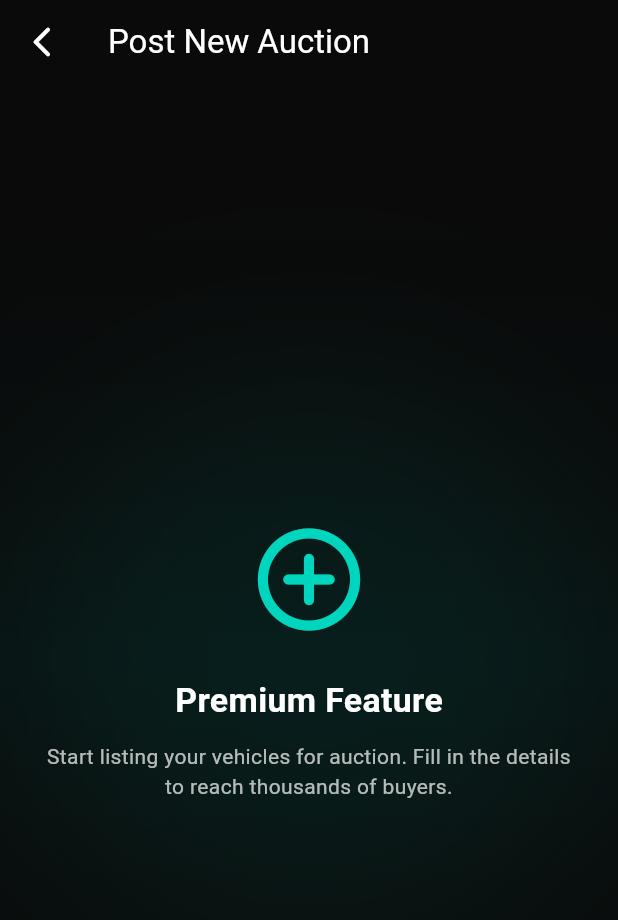
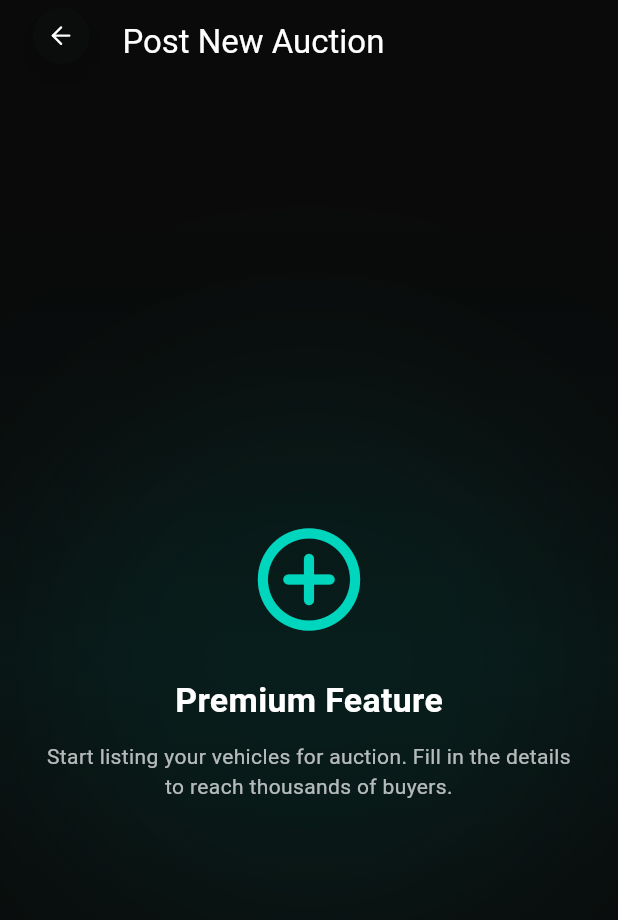
Before and after one commit to Ismail554/SwissCarExchange, a Flutter app: the AddAuctionView screen opened directly, on a phone screen of 412 x 824 dp. Shown: the top 920 px of the screen. Run offline on Flutter 3.47's test engine with Material 3 defaults, Android fonts, the phone set to English and light mode, and no system bars; our stand-ins replace file_picker, flutter_screenutil, flutter_svg, google_fonts, open_filex, pinput; project files that could hold a hidden picture were left out.

Commit message:
new views for auction creation, details, bidding, forgot password, OTP verification, and sign-up steps.

```diff
--- /dev/null
+++ b/lib/core/widgets/custom_back_button.dart
@@ -0,0 +1,44 @@
+import 'package:flutter/material.dart';
+import 'package:flutter_svg/flutter_svg.dart';
+
+class CustomBackButton extends StatelessWidget {
+  final VoidCallback? onPressed;
+  final double size;
+
+  const CustomBackButton({
+    super.key,
+    this.onPressed,
+    this.size = 48.0,
+  });
+
+  @override
+  Widget build(BuildContext context) {
+    return GestureDetector(
+      onTap: onPressed ?? () {
+        if (Navigator.canPop(context)) {
+          Navigator.pop(context);
+        }
+      },
+      child: Center(
+        child: Container(
+          width: size,
+          height: size,
+          decoration: BoxDecoration(
+            shape: BoxShape.circle,
+            boxShadow: [
+              BoxShadow(
+                color: Colors.black.withOpacity(0.15),
+                blurRadius: 10,
+                offset: const Offset(0, 4),
+              ),
+            ],
+          ),
+          child: SvgPicture.asset(
+            'assets/svgs/sample_back.svg',
+            fit: BoxFit.contain,
+          ),
+        ),
+      ),
+    );
+  }
+}
--- a/lib/views/auctions/presentations/add_auction_view.dart
+++ b/lib/views/auctions/presentations/add_auction_view.dart
@@ -2,6 +2,7 @@ import 'package:flutter/material.dart';
 import 'package:flutter_screenutil/flutter_screenutil.dart';
 import 'package:wynante/core/widgets/common_background.dart';
 import 'package:wynante/core/app_colors.dart';
+import 'package:wynante/core/widgets/custom_back_button.dart';
 
 class AddAuctionView extends StatelessWidget {
   const AddAuctionView({super.key});
@@ -14,10 +15,14 @@ class AddAuctionView extends StatelessWidget {
         backgroundColor: Colors.transparent,
         elevation: 0,
         title: const Text('Post New Auction', style: TextStyle(color: Colors.white)),
-        leading: IconButton(
-          icon: const Icon(Icons.arrow_back_ios_new_rounded, color: Colors.white),
-          onPressed: () => Navigator.pop(context),
+        leading: Padding(
+          padding: EdgeInsets.only(left: 16.w),
+          child: Align(
+            alignment: Alignment.centerLeft,
+            child: const CustomBackButton(),
+          ),
         ),
+        leadingWidth: 64.w,
       ),
       body: CommonBackground(
         child: Padding(
```
Also changed, not shown: lib/core/widgets/widget_snackbar.dart (+49 -9 lines), lib/views/auctions/presentations/auction_bidding.dart (+130 -49 lines), lib/views/auctions/presentations/auction_details.dart (+6 -11 lines), lib/views/auth/forgot_password/forgot_pass_view.dart (+2 -16 lines), lib/views/auth/forgot_password/otp_verify_view.dart (+2 -16 lines), lib/views/auth/sign_up/presentations/sign_up_step2.dart (+4 -13 lines), lib/views/auth/sign_up/presentations/sign_up_step3.dart (+4 -17 lines), assets/svgs/sample_back.svg (renamed from lib/core/widgets/sample_back.svg).
